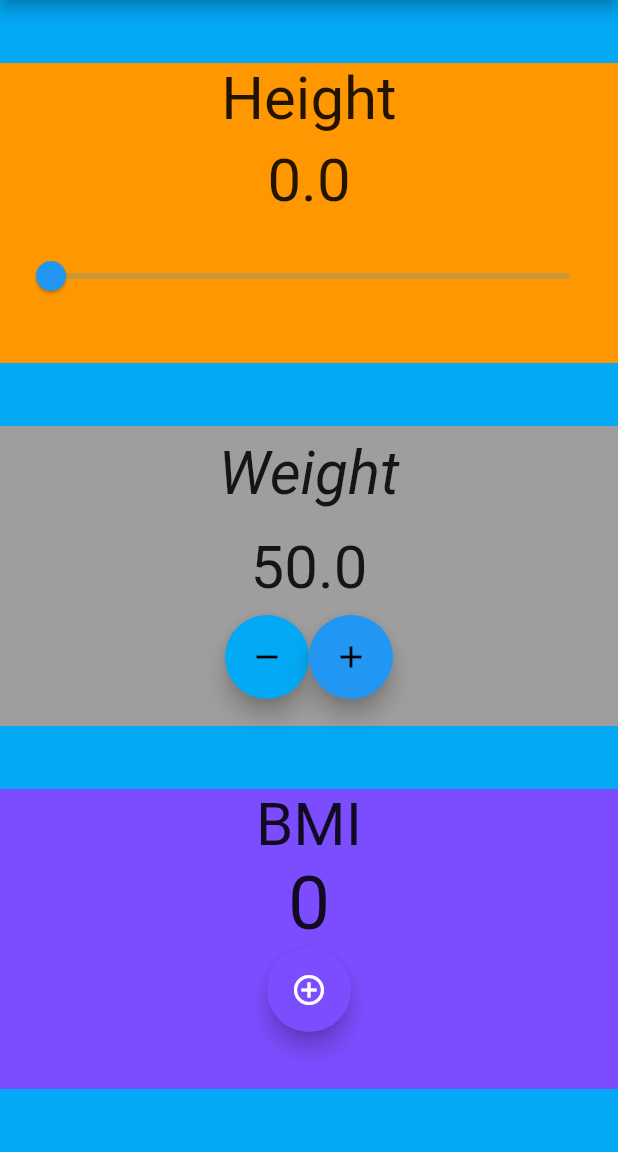
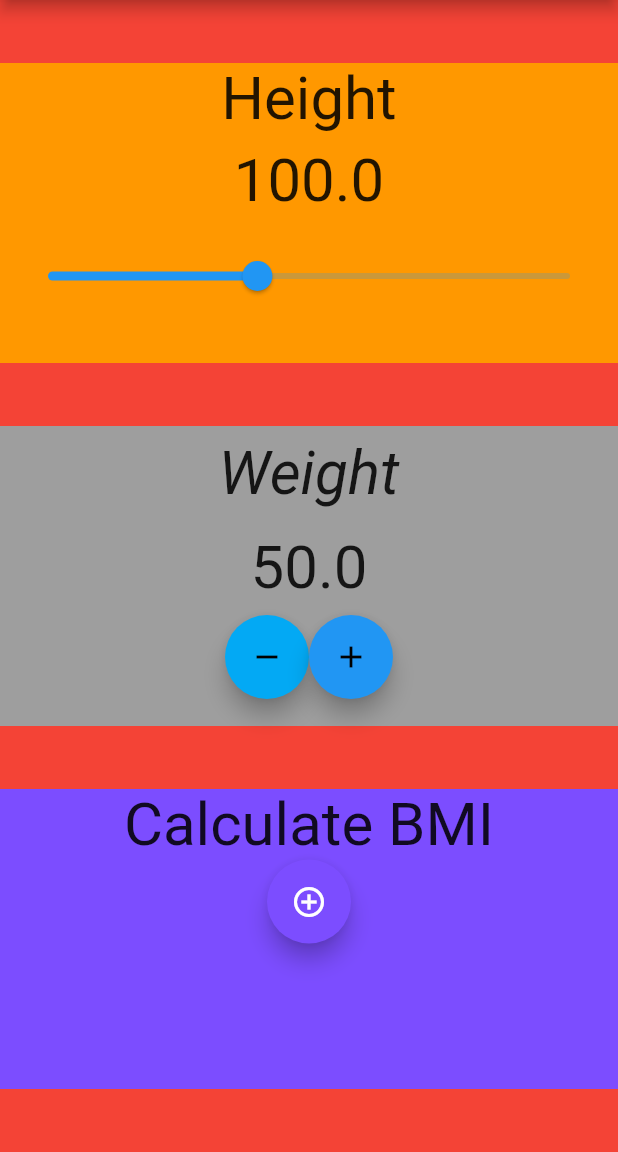
Before and after one commit to Hitesh2208/BMI_CALCULATOR, a Flutter app: the screen it shows after launch, on a phone screen of 412 x 824 dp, the part 84-1236 px from its top. Run offline on Flutter 3.47's test engine with Material 2 defaults, Android fonts, the phone set to English and light mode, and no system bars; our stand-ins replace flutter_rating_bar; Roboto replaces fonts that are missing (RobotoMono, arial).

```diff
--- a/lib/main.dart
+++ b/lib/main.dart
@@ -1,4 +1,6 @@
+
 import 'package:flutter/material.dart';
+import 'package:bmi_calculator/secondpage.dart';
 
 void main() {
   runApp(const MyApp());
@@ -26,13 +28,13 @@ class Homepage extends StatefulWidget {
 }
 
 class _HomepageState extends State<Homepage> {
-  double _currentValue=0;
+  double _currentValue=100;
   double counter=50;
   double bmi=0;
   @override
   Widget build(BuildContext context) {
     return Scaffold(
-      backgroundColor: Colors.lightBlue,
+      backgroundColor: Colors.red,
       appBar: AppBar(
         title:
         Center(child: Text("BMI CALCULATOR"),),
@@ -147,8 +149,8 @@ class _HomepageState extends State<Homepage> {
 
             child: Column(
               children: [
-                Text("BMI",style: TextStyle(fontSize: 40, fontFamily:"arial"),),
-                Text(bmi.round().toString(),style: TextStyle(fontSize: 50),),
+                 Text("Calculate BMI",style: TextStyle(fontSize: 40, fontFamily:"arial"),),
+                // Text(bmi.round().toString(),style: TextStyle(fontSize: 50),),
                 FloatingActionButton(
                     child: Center(child: Icon(Icons.control_point_sharp)),
                     backgroundColor: Colors.deepPurpleAccent,
@@ -159,10 +161,13 @@ class _HomepageState extends State<Homepage> {
 
                       });
                       bmi=(counter*10000)/(_currentValue*_currentValue);
+                      Navigator.push(context,MaterialPageRoute(builder: (context)=>SecondPage(bmi:bmi)));
+
                     }
                 ),
               ],
             ),
+
           ),
         ],
 
--- a/pubspec.yaml
+++ b/pubspec.yaml
@@ -36,6 +36,7 @@ dependencies:
   # The following adds the Cupertino Icons font to your application.
   # Use with the CupertinoIcons class for iOS style icons.
   cupertino_icons: ^1.0.2
+  flutter_rating_bar: ^4.0.1
 
 dev_dependencies:
   flutter_test:
@@ -47,6 +48,7 @@ dev_dependencies:
   # package. See that file for information about deactivating specific lint
   # rules and activating additional ones.
   flutter_lints: ^2.0.0
+
 
 # For information on the generic Dart part of this file, see the
 # following page: https://dart.dev/tools/pub/pubspec
```
Also changed, not shown: lib/secondpage.dart (added, +70 -0 lines), pubspec.lock.
